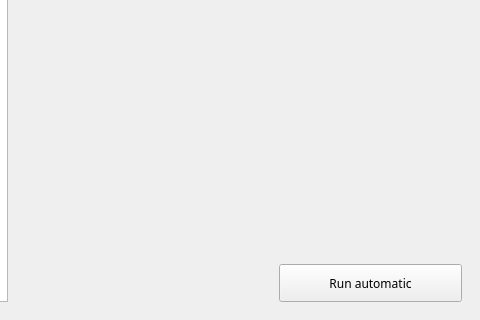
This is packages/m2k/plugins/m2k/ui/manualcalibration.ui in analogdevicesinc/scopy as Qt 5 draws it before an edit; both pictures show x 310 to 790 and y 146 to 466 of the 790 by 466 pixel window. The edited form follows.
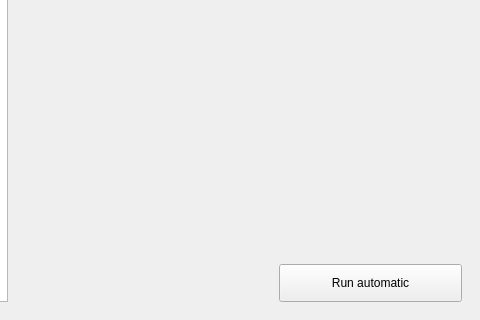
This is the edited form. Custom widgets are drawn as their Qt base class.

Commit message: core: remove unnecessary font and MCP cache files.

The edit to the form file:
```diff
--- a/packages/m2k/plugins/m2k/ui/manualcalibration.ui
+++ b/packages/m2k/plugins/m2k/ui/manualcalibration.ui
@@ -257,14 +257,6 @@
              <verstretch>0</verstretch>
             </sizepolicy>
            </property>
-           <property name="font">
-            <font>
-             <family>ArialMT</family>
-             <weight>50</weight>
-             <italic>false</italic>
-             <bold>false</bold>
-            </font>
-           </property>
            <property name="styleSheet">
             <string notr="true">global.qss</string>
            </property>
```
The commit also changes 3 other files.
